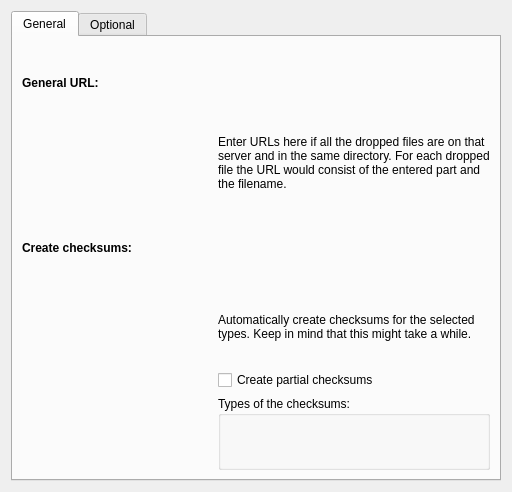
Qt form ui/metalinkcreator/dragdlg.ui (KDE/kget) before a commit.
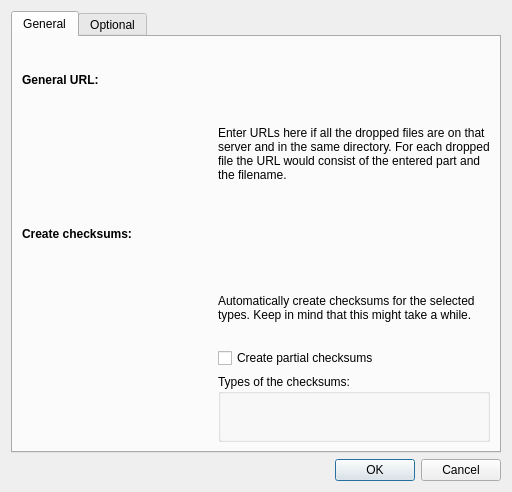
The same form after that commit. Custom widgets are drawn as their Qt base class.

Commit message: Port a number of dialogs to QDialog

```diff
--- a/ui/metalinkcreator/dragdlg.ui
+++ b/ui/metalinkcreator/dragdlg.ui
@@ -211,6 +211,13 @@
      </widget>
     </widget>
    </item>
+   <item>
+    <widget class="QDialogButtonBox" name="buttonBox">
+     <property name="standardButtons">
+      <set>QDialogButtonBox::Cancel|QDialogButtonBox::Ok</set>
+     </property>
+    </widget>
+   </item>
   </layout>
  </widget>
  <customwidgets>
```
The commit also changes 19 other files.
